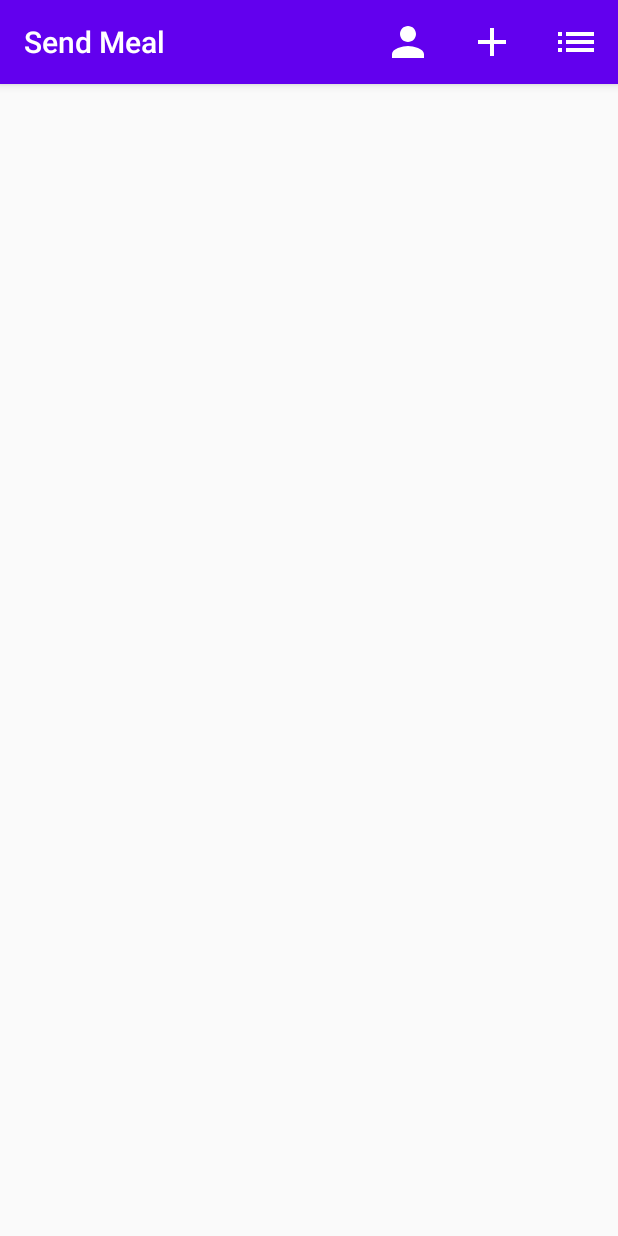
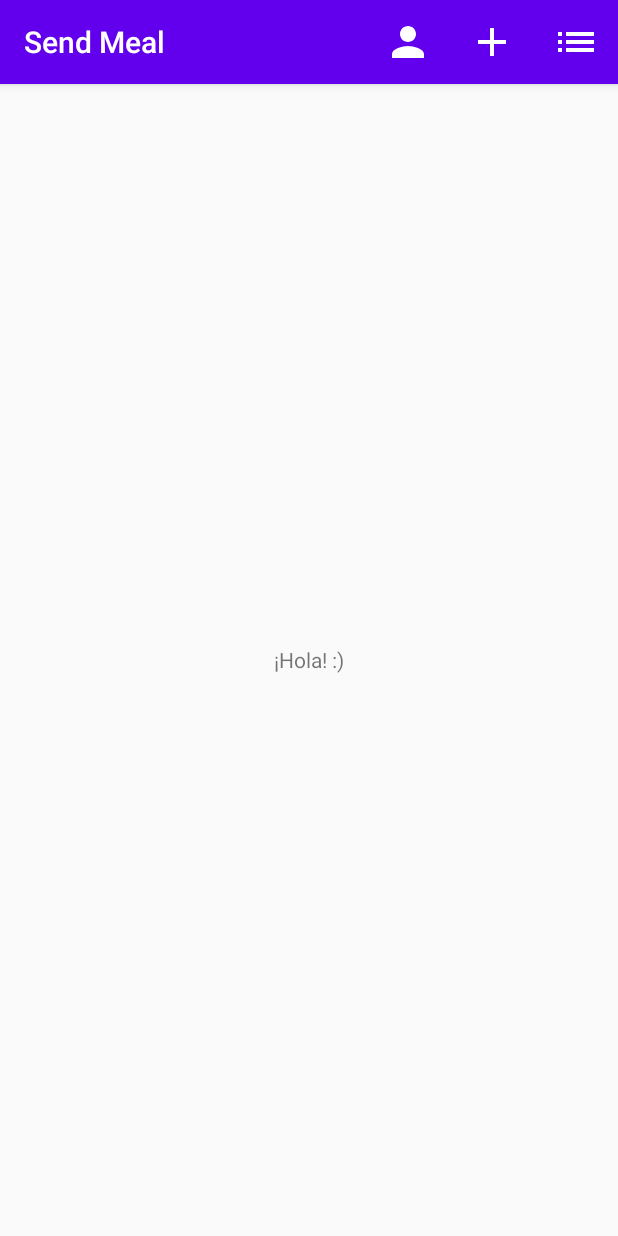
Before and after one commit to GiovaniFerraroTrivelli/TP-ISI-DAM-2020, an Android app: the screen it shows after launch (HomeActivity), on a phone screen of 412 x 824 dp. Run offline under Robolectric (Android 15) with nearby library versions, the phone set to English and light mode, and no system bars.

```diff
--- a/app/src/main/java/isi/dam/sendmeal/AltaPlatoActivity.java
+++ b/app/src/main/java/isi/dam/sendmeal/AltaPlatoActivity.java
@@ -9,6 +9,7 @@ import android.widget.Button;
 import android.widget.EditText;
 import android.widget.Toast;
 
+import isi.dam.sendmeal.dataAccess.PlatoDao;
 import isi.dam.sendmeal.model.Plato;
 
 public class AltaPlatoActivity extends AppCompatActivity implements View.OnClickListener {
@@ -47,10 +48,13 @@ public class AltaPlatoActivity extends AppCompatActivity implements View.OnClick
             Plato plato = new Plato();
             plato.setTitulo(titulo);
             plato.setDescripcion(descripcion);
-            plato.setPrecio(Integer.parseInt(precio));
+            plato.setPrecio(Double.parseDouble(precio));
             plato.setCalorias(Integer.parseInt(calorias));
 
             Log.d("plato", plato.toString());
+            PlatoDao.addToListaPlatos(plato);
+
+            Toast.makeText(this, "El plato " + plato.getTitulo() + " fue agregado exitosamente", Toast.LENGTH_SHORT).show();
         }
     }
 }
--- a/app/src/main/java/isi/dam/sendmeal/ListaPlatosActivity.java
+++ b/app/src/main/java/isi/dam/sendmeal/ListaPlatosActivity.java
@@ -26,7 +26,7 @@ public class ListaPlatosActivity extends AppCompatActivity {
         layoutManager = new LinearLayoutManager(this);
         recyclerView.setLayoutManager(layoutManager);
 
-        platoAdapter = new PlatoAdapter(PlatoDao.pruebaListaPlatos(), this);
+        platoAdapter = new PlatoAdapter(PlatoDao.getListaPlatos(), this);
         recyclerView.setAdapter(platoAdapter);
 
     }
--- a/app/src/main/java/isi/dam/sendmeal/model/Plato.java
+++ b/app/src/main/java/isi/dam/sendmeal/model/Plato.java
@@ -3,7 +3,7 @@ package isi.dam.sendmeal.model;
 public class Plato {
     private String titulo;
     private String descripcion;
-    private Integer precio;
+    private Double precio;
     private Integer calorias;
 
     public Plato() {
@@ -25,11 +25,11 @@ public class Plato {
         this.descripcion = descripcion;
     }
 
-    public Integer getPrecio() {
+    public Double getPrecio() {
         return precio;
     }
 
-    public void setPrecio(Integer precio) {
+    public void setPrecio(Double precio) {
         this.precio = precio;
     }
 
--- a/app/src/main/res/layout/activity_alta_plato.xml
+++ b/app/src/main/res/layout/activity_alta_plato.xml
@@ -28,7 +28,7 @@
             android:id="@+id/PrecioPlato"
             android:layout_width="match_parent"
             android:layout_height="wrap_content"
-            android:inputType="number"
+            android:inputType="numberDecimal"
             android:hint="@string/precio_plato"/>
 
         <EditText
--- a/app/src/main/res/layout/activity_home.xml
+++ b/app/src/main/res/layout/activity_home.xml
@@ -4,6 +4,7 @@
     xmlns:tools="http://schemas.android.com/tools"
     android:layout_width="match_parent"
     android:layout_height="match_parent"
+    android:orientation="vertical"
     tools:context=".HomeActivity">
 
     <androidx.appcompat.widget.Toolbar
@@ -16,11 +17,12 @@
         app:popupTheme="@style/ThemeOverlay.AppCompat.Light"
         app:title="@string/app_name">
 
-
-
     </androidx.appcompat.widget.Toolbar>
 
-
-
+    <TextView
+        android:layout_width="match_parent"
+        android:layout_height="match_parent"
+        android:gravity="center"
+        android:text="@string/welcome" />
 
 </LinearLayout>
--- a/app/src/main/res/layout/fila_plato.xml
+++ b/app/src/main/res/layout/fila_plato.xml
@@ -31,8 +31,7 @@
                     android:id="@+id/fila_titulo_plato"
                     android:layout_width="wrap_content"
                     android:layout_height="match_parent"
-                    android:textSize="22sp"
-                    android:textStyle="bold" />
+                    android:textSize="18sp" />
 
                 <Space
                     android:layout_width="match_parent"
--- a/app/src/main/res/values/strings.xml
+++ b/app/src/main/res/values/strings.xml
@@ -29,6 +29,7 @@
     <string name="descripcion_plato">Descripción</string>
     <string name="guardar_plato">Guardar</string>
     <string name="titulo_lista_platos">Platos Disponibles</string>
+    <string name="welcome">¡Hola! :)</string>
 
 
     <string-array name="spinner_meses">
```
Also changed, not shown: app/src/main/java/isi/dam/sendmeal/dataAccess/PlatoDao.java (+5 -29 lines).
